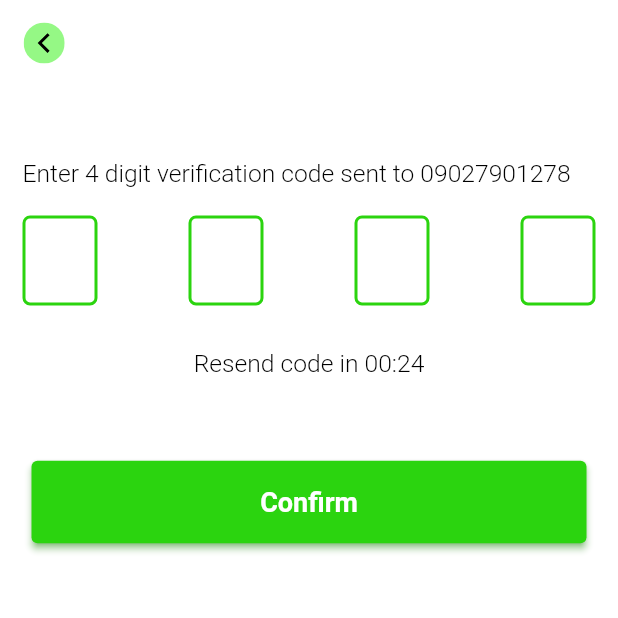
After one commit to John-Maricool/cash_book_flutter, a Flutter app: the InputNumberPage screen opened by its route, after a tap on "VERIFY NUMBER", on a phone screen of 412 x 824 dp, the top half of it. The commit adds this screen. Run offline on Flutter 3.47's test engine with Material 2 defaults, Android fonts, the phone set to English and light mode, and no system bars; drawn by our look-alikes of pin_code_fields; our stand-ins replace country_code_picker, flutter_screenutil, flutter_svg, get, mask_text_input_formatter.

Commit message:
Done with auth screens ui

```diff
--- /dev/null
+++ b/lib/authentication/presentation/screens/input_number_page.dart
@@ -0,0 +1,117 @@
+import 'package:cash_book/utils/constants/constants.dart';
+import 'package:cash_book/utils/constants/routes.dart';
+import 'package:cash_book/utils/global_widgets/global_widgets.dart';
+import 'package:country_code_picker/country_code_picker.dart';
+import 'package:flutter/material.dart';
+import 'package:flutter_screenutil/flutter_screenutil.dart';
+import 'package:get/get.dart';
+import 'package:mask_text_input_formatter/mask_text_input_formatter.dart';
+
+class InputNumberPage extends StatelessWidget {
+  CountryCode code = CountryCode(dialCode: "+234");
+
+  @override
+  Widget build(BuildContext context) {
+    return Scaffold(
+      body: SafeArea(
+          child: Container(
+              padding: EdgeInsets.symmetric(horizontal: 15.w, vertical: 45.h),
+              child: Align(
+                alignment: Alignment.topCenter,
+                child: Column(
+                  crossAxisAlignment: CrossAxisAlignment.center,
+                  children: [
+                    Text(
+                      "Welcome!",
+                      textAlign: TextAlign.center,
+                      style: TextStyle(
+                          color: blackColor,
+                          fontWeight: FontWeight.bold,
+                          fontSize: 23.sp),
+                    ),
+                    SizedBox(
+                      height: 10.h,
+                    ),
+                    Text(
+                      "Login to auto backup your data security",
+                      textAlign: TextAlign.center,
+                      style: TextStyle(
+                          color: blackColor,
+                          fontWeight: FontWeight.w300,
+                          fontSize: 20.sp),
+                    ),
+                    SizedBox(
+                      height: 50.h,
+                    ),
+                    enterPhoneNumber(),
+                    SizedBox(
+                      height: 20.h,
+                    ),
+                    defaultButtons(
+                        pressed: () {
+                          Get.toNamed(VERIFY_NUMBER_PAGE);
+                        },
+                        text: "VERIFY NUMBER")
+                  ],
+                ),
+              ))),
+    );
+  }
+
+  Widget enterPhoneNumber() {
+    var phoneNumberFormatter = MaskTextInputFormatter(
+        mask: '### ### ####',
+        filter: {"#": RegExp(r'[0-9]')},
+        type: MaskAutoCompletionType.lazy);
+    return Row(
+      children: [
+        Container(
+          alignment: Alignment.centerLeft,
+          decoration: BoxDecoration(
+            border: Border.all(color: blackColor.withAlpha(100)),
+            borderRadius: BorderRadius.circular(5.r),
+          ),
+          height: 50.h,
+          child: CountryCodePicker(
+            onChanged: (value) {
+              code = value;
+            },
+            dialogTextStyle:
+                TextStyle(fontSize: 16.sp, fontWeight: FontWeight.w400),
+            flagWidth: 28.w,
+            padding: EdgeInsets.zero,
+            initialSelection: 'NG',
+            favorite: const ['+234', 'NG'],
+            showCountryOnly: true,
+            showFlagDialog: true,
+            showOnlyCountryWhenClosed: false,
+            alignLeft: false,
+          ),
+        ),
+        Expanded(
+          child: Container(
+            alignment: Alignment.centerLeft,
+            margin: EdgeInsets.only(left: 10.w),
+            decoration: BoxDecoration(
+              border: Border.all(color: blackColor.withAlpha(100)),
+              borderRadius: BorderRadius.circular(5.r),
+            ),
+            height: 50.h,
+            child: TextField(
+              inputFormatters: [phoneNumberFormatter],
+              keyboardType: TextInputType.number,
+              decoration: InputDecoration(
+                hintText: "Mobile number",
+                contentPadding: EdgeInsets.only(left: 9.w, right: 9.w),
+                border: InputBorder.none,
+                focusedBorder: OutlineInputBorder(
+                    borderRadius: BorderRadius.circular(6.0.r),
+                    borderSide: BorderSide(color: primaryColor)),
+              ),
+            ),
+          ),
+        ),
+      ],
+    );
+  }
+}
--- /dev/null
+++ b/lib/authentication/presentation/screens/verify_number_page.dart
@@ -0,0 +1,103 @@
+import 'package:cash_book/utils/global_widgets/global_widgets.dart';
+import 'package:cash_book/utils/resuable_widgets/custom_dialog.dart';
+import 'package:flutter/material.dart';
+import 'package:flutter_screenutil/flutter_screenutil.dart';
+import 'package:flutter_svg/flutter_svg.dart';
+import 'package:get/get.dart';
+import 'package:pin_code_fields/pin_code_fields.dart';
+import '../../../utils/constants/constants.dart';
+
+class VerifyNumberPage extends StatelessWidget {
+  @override
+  Widget build(BuildContext context) {
+    return Scaffold(
+        body: SafeArea(
+            child: Container(
+      padding: EdgeInsets.all(15),
+      child: Column(
+        children: [
+          Align(
+              alignment: Alignment.topLeft,
+              child: InkWell(
+                  onTap: () {
+                    Get.back();
+                  },
+                  child: SvgPicture.asset(
+                    'assets/svg/back_botton.svg',
+                    width: 30.w,
+                    height: 30.h,
+                  ))),
+          SizedBox(
+            height: 70.h,
+          ),
+          Align(
+              alignment: Alignment.topLeft,
+              child: Text(
+                "Enter 4 digit verification code sent to 09027901278",
+                style: TextStyle(
+                    color: blackColor,
+                    fontWeight: FontWeight.w300,
+                    fontSize: 18.sp),
+              )),
+          SizedBox(
+            height: 20.h,
+          ),
+          showPinCode(context),
+          SizedBox(
+            height: 15.h,
+          ),
+          Align(
+              alignment: Alignment.topCenter,
+              child: Text(
+                "Resend code in 00:24",
+                style: TextStyle(
+                    color: blackColor,
+                    fontWeight: FontWeight.w300,
+                    fontSize: 18.sp),
+              )),
+          SizedBox(
+            height: 60.h,
+          ),
+          defaultButtons(
+              pressed: () {
+                Get.dialog(CustomDialog(
+                    callback: () {
+                      Get.back();
+                    },
+                    buttonText: "Start Transacting",
+                    textDetail:
+                        "You have successfully completed registration"));
+              },
+              text: "Confirm")
+        ],
+      ),
+    )));
+  }
+
+  Widget showPinCode(BuildContext context) {
+    return PinCodeTextField(
+      appContext: context,
+      pinTheme: PinTheme(
+        shape: PinCodeFieldShape.box,
+        borderRadius: BorderRadius.circular(5),
+        fieldHeight: 60,
+        errorBorderColor: Colors.red,
+        fieldWidth: 50,
+        disabledColor: primaryColor,
+        selectedColor: primaryColor,
+        inactiveColor: primaryColor,
+        activeFillColor: primaryColor,
+      ),
+      cursorColor: Colors.black,
+      length: 4,
+      keyboardType: TextInputType.number,
+      textStyle: TextStyle(
+        fontSize: 30.sp,
+        fontWeight: FontWeight.bold,
+      ),
+      onChanged: (value) {
+        //controller.addCode(value);
+      },
+    );
+  }
+}
--- a/lib/user_first_time/intro_screen.dart
+++ b/lib/user_first_time/intro_screen.dart
@@ -1,5 +1,7 @@
 import 'package:cash_book/utils/constants/constants.dart';
+import 'package:cash_book/utils/constants/routes.dart';
 import 'package:flutter/material.dart';
+import 'package:get/get.dart';
 import '../utils/global_widgets/global_widgets.dart';
 
 class IntroScreen extends StatefulWidget {
@@ -86,7 +88,7 @@ class _SwipeableWidgetExampleState extends State<IntroScreen> {
                 defaultButtons(
                     pressed: () {
                       if (_currentPage == 2) {
-                        //Get.offAllNamed(USER_TYPE);
+                        Get.offAllNamed(INPUT_NUMBER_PAGE);
                       } else {
                         if (_currentPage == 1) {
                           setState(() {
--- a/lib/utils/constants/routes.dart
+++ b/lib/utils/constants/routes.dart
@@ -1 +1,3 @@
 const USER_FIRST_TIME = "/USER_FIRST_TIME";
+const INPUT_NUMBER_PAGE = "/INPUT_NUMBER_PAGE";
+const VERIFY_NUMBER_PAGE = "/VERIFY_NUMBER_PAGE";
--- a/lib/utils/global_widgets/global_widgets.dart
+++ b/lib/utils/global_widgets/global_widgets.dart
@@ -8,10 +8,14 @@ Widget defaultButtons(
   return ElevatedButton(
       onPressed: pressed,
       style: ElevatedButton.styleFrom(
-          primary: primaryColor, minimumSize: size, shadowColor: primaryColor),
+          backgroundColor: primaryColor,
+          minimumSize: size,
+          shadowColor: primaryColor),
       child: Text(
         text,
         style: const TextStyle(
-            color: backgroundColor, fontSize: smallTextFontSize),
+            color: backgroundColor,
+            fontSize: smallTextFontSize,
+            fontWeight: FontWeight.bold),
       ));
 }
--- a/lib/utils/pages/pages.dart
+++ b/lib/utils/pages/pages.dart
@@ -1,3 +1,5 @@
+import 'package:cash_book/authentication/presentation/screens/input_number_page.dart';
+import 'package:cash_book/authentication/presentation/screens/verify_number_page.dart';
 import 'package:cash_book/user_first_time/intro_screen.dart';
 import 'package:cash_book/utils/constants/routes.dart';
 import 'package:get/get.dart';
@@ -6,5 +8,13 @@ final pages = [
   GetPage(
     name: USER_FIRST_TIME,
     page: () => IntroScreen(),
+  ),
+  GetPage(
+    name: INPUT_NUMBER_PAGE,
+    page: () => InputNumberPage(),
+  ),
+  GetPage(
+    name: VERIFY_NUMBER_PAGE,
+    page: () => VerifyNumberPage(),
   )
 ];
```
Also changed, not shown: lib/main.dart (+7 -0 lines), lib/utils/resuable_widgets/custom_dialog.dart (added, +64 -0 lines), pubspec.yaml (+12 -0 lines), assets/svg/back_botton.svg (added), pubspec.lock.
